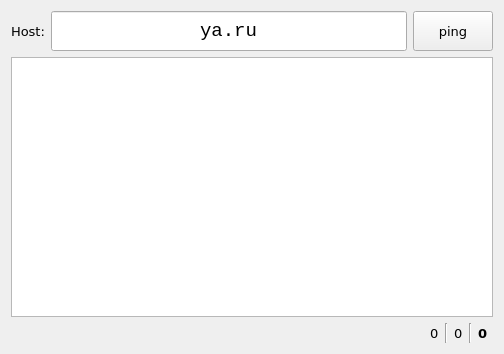
retifrav/pinger, file mainwindow.ui: the form before one commit.
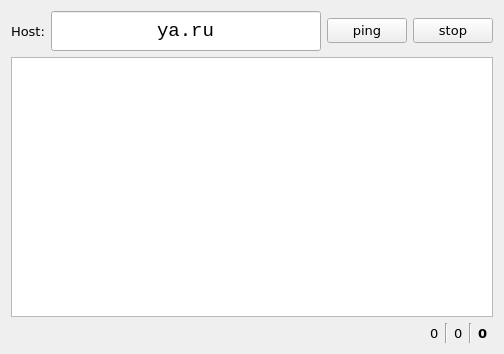
The form after the commit.

Commit message:
More backend separation, UI
- timer and ping process are connected without parameters
- parsePingOutput function
- taking care about ping process
- stop button
- auto-scrolling output

```diff
--- a/mainwindow.ui
+++ b/mainwindow.ui
@@ -80,7 +80,7 @@
           <property name="minimumSize">
            <size>
             <width>0</width>
-            <height>40</height>
+            <height>0</height>
            </size>
           </property>
           <property name="toolTip">
@@ -91,6 +91,13 @@
           </property>
          </widget>
         </item>
+        <item>
+         <widget class="QPushButton" name="btn_stop">
+          <property name="text">
+           <string>stop</string>
+          </property>
+         </widget>
+        </item>
        </layout>
       </item>
       <item>
```
The commit also changes 5 other files.
